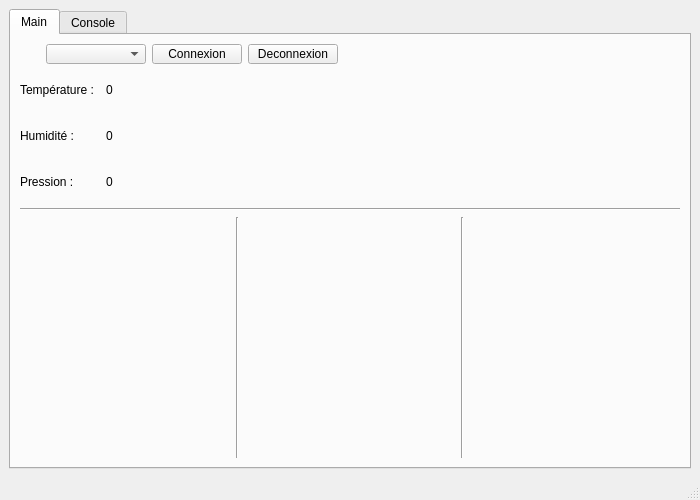
Above: QtApp/QtApp/mainwindow.ui from leoHerv/LE_sensor_BLE_project before the change. Below: the same form after it.
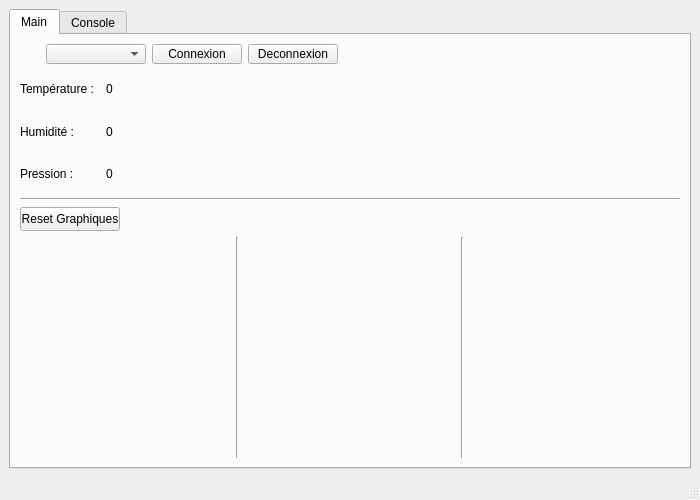
That is the form after the change. Custom widgets are drawn as their Qt base class.

Commit message: Add a clear button for the graphs

The edit to the form file:
```diff
--- a/QtApp/QtApp/mainwindow.ui
+++ b/QtApp/QtApp/mainwindow.ui
@@ -30,7 +30,7 @@
        <attribute name="title">
         <string>Main</string>
        </attribute>
-       <layout class="QVBoxLayout" name="verticalLayout" stretch="1,1,1,1,0,6">
+       <layout class="QVBoxLayout" name="verticalLayout" stretch="1,1,1,1,0,1,6">
         <item>
          <layout class="QHBoxLayout" name="connectionHorizontalLayout" stretch="1,1,1,1,3">
           <item>
@@ -230,6 +230,42 @@
           </property>
          </widget>
         </item>
+        <item>
+         <layout class="QHBoxLayout" name="horizontalLayout">
+          <item>
+           <widget class="QPushButton" name="plotClearButton">
+            <property name="minimumSize">
+             <size>
+              <width>100</width>
+              <height>24</height>
+             </size>
+            </property>
+            <property name="maximumSize">
+             <size>
+              <width>100</width>
+              <height>24</height>
+             </size>
+            </property>
+            <property name="text">
+             <string>Reset Graphiques</string>
+            </property>
+           </widget>
+          </item>
+          <item>
+           <spacer name="horizontalSpacer_2">
+            <property name="orientation">
+             <enum>Qt::Horizontal</enum>
+            </property>
+            <property name="sizeHint" stdset="0">
+             <size>
+              <width>40</width>
+              <height>20</height>
+             </size>
+            </property>
+           </spacer>
+          </item>
+         </layout>
+        </item>
         <item>
          <layout class="QHBoxLayout" name="curvesHorizontalLayout">
           <item>
```
The commit also changes 2 other files.
